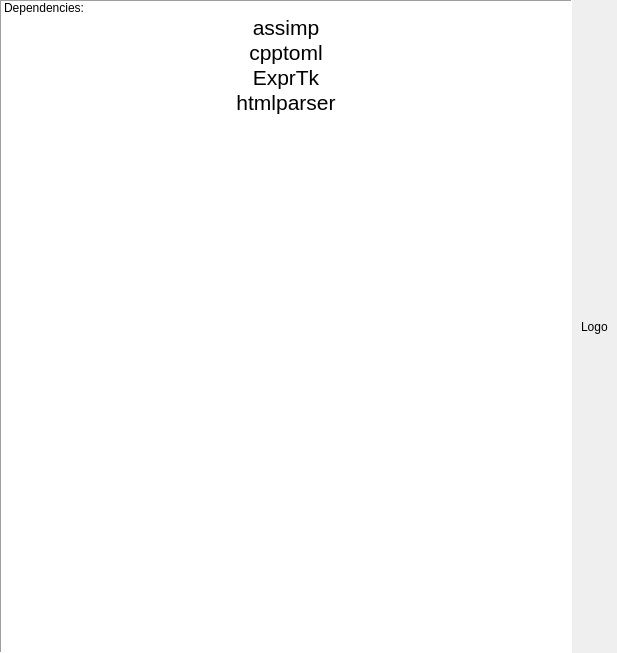
This is acknowledgementwindow.ui in ganelonhb/QDMSuite as Qt 5 draws it before an edit. The edited form follows.
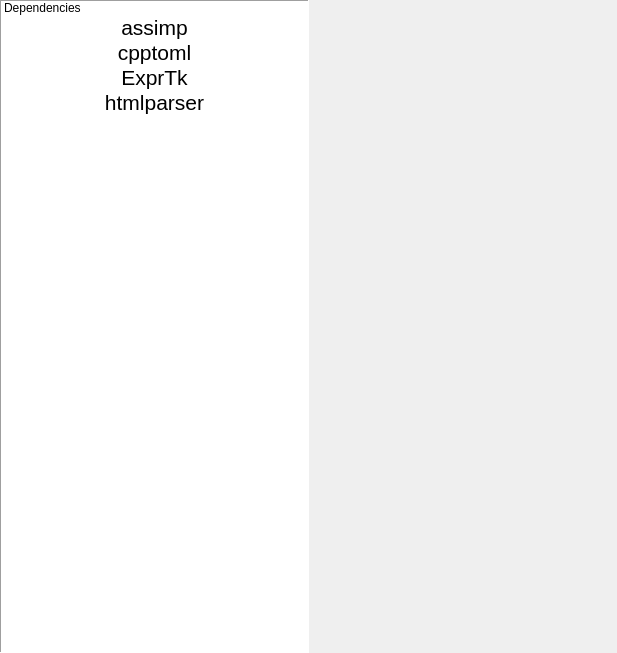
This is the edited form.

```diff
--- a/acknowledgementwindow.ui
+++ b/acknowledgementwindow.ui
@@ -36,7 +36,7 @@
      </property>
      <item>
       <property name="text">
-       <string>Dependencies:</string>
+       <string>Dependencies</string>
       </property>
       <property name="flags">
        <set>ItemIsUserCheckable|ItemIsEnabled</set>
@@ -106,16 +106,68 @@
     </widget>
    </item>
    <item row="0" column="1">
-    <widget class="QWidget" name="widget" native="true">
-     <layout class="QGridLayout" name="gridLayout_2">
-      <item row="0" column="0">
-       <widget class="QLabel" name="logoLabel">
-        <property name="text">
-         <string>Logo</string>
-        </property>
-       </widget>
-      </item>
-     </layout>
+    <widget class="QScrollArea" name="scrollArea">
+     <property name="frameShape">
+      <enum>QFrame::Shape::NoFrame</enum>
+     </property>
+     <property name="frameShadow">
+      <enum>QFrame::Shadow::Plain</enum>
+     </property>
+     <property name="horizontalScrollBarPolicy">
+      <enum>Qt::ScrollBarPolicy::ScrollBarAlwaysOff</enum>
+     </property>
+     <property name="widgetResizable">
+      <bool>true</bool>
+     </property>
+     <property name="alignment">
+      <set>Qt::AlignmentFlag::AlignLeading|Qt::AlignmentFlag::AlignLeft|Qt::AlignmentFlag::AlignTop</set>
+     </property>
+     <widget class="QWidget" name="scrollAreaWidgetContents">
+      <property name="geometry">
+       <rect>
+        <x>0</x>
+        <y>0</y>
+        <width>308</width>
+        <height>653</height>
+       </rect>
+      </property>
+      <layout class="QVBoxLayout" name="verticalLayout">
+       <item>
+        <widget class="QLabel" name="docs">
+         <property name="sizePolicy">
+          <sizepolicy hsizetype="Expanding" vsizetype="Expanding">
+           <horstretch>0</horstretch>
+           <verstretch>0</verstretch>
+          </sizepolicy>
+         </property>
+         <property name="maximumSize">
+          <size>
+           <width>16777215</width>
+           <height>16777215</height>
+          </size>
+         </property>
+         <property name="text">
+          <string/>
+         </property>
+         <property name="textFormat">
+          <enum>Qt::TextFormat::MarkdownText</enum>
+         </property>
+         <property name="alignment">
+          <set>Qt::AlignmentFlag::AlignLeading|Qt::AlignmentFlag::AlignLeft|Qt::AlignmentFlag::AlignTop</set>
+         </property>
+         <property name="wordWrap">
+          <bool>true</bool>
+         </property>
+         <property name="margin">
+          <number>9</number>
+         </property>
+         <property name="textInteractionFlags">
+          <set>Qt::TextInteractionFlag::LinksAccessibleByMouse|Qt::TextInteractionFlag::TextSelectableByKeyboard|Qt::TextInteractionFlag::TextSelectableByMouse</set>
+         </property>
+        </widget>
+       </item>
+      </layout>
+     </widget>
     </widget>
    </item>
   </layout>
```
